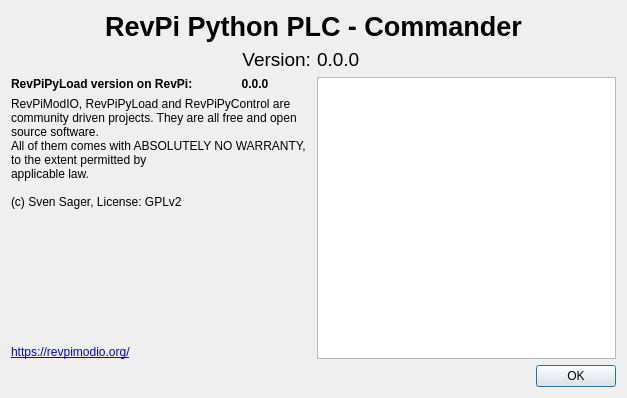
First picture: the form in ui_dev/revpiinfo.ui, repository naruxde/revpicommander, before the edit.
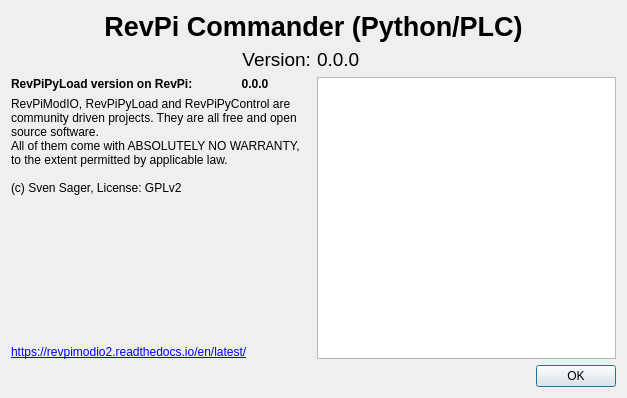
Second picture: the form after the edit.

What changed in the file:
```diff
--- a/ui_dev/revpiinfo.ui
+++ b/ui_dev/revpiinfo.ui
@@ -24,7 +24,7 @@
       </font>
      </property>
      <property name="text">
-      <string>RevPi Python PLC - Commander</string>
+      <string>RevPi Commander (Python/PLC)</string>
      </property>
      <property name="alignment">
       <set>Qt::AlignCenter</set>
@@ -114,8 +114,7 @@
      </property>
      <property name="text">
       <string>RevPiModIO, RevPiPyLoad and RevPiPyControl are community driven projects. They are all free and open source software.
-All of them comes with ABSOLUTELY NO WARRANTY, to the extent permitted by
-applicable law.
+All of them come with ABSOLUTELY NO WARRANTY, to the extent permitted by applicable law.
 
 (c) Sven Sager, License: GPLv2</string>
      </property>
@@ -140,7 +139,7 @@
    <item row="6" column="0" colspan="2">
     <widget class="QLabel" name="lbl_link">
      <property name="text">
-      <string notr="true">&lt;html&gt;&lt;head/&gt;&lt;body&gt;&lt;p&gt;&lt;a href=&quot;https://revpimodio.org/&quot;&gt;&lt;span style=&quot; text-decoration: underline; color:#0000ff;&quot;&gt;https://revpimodio.org/&lt;/span&gt;&lt;/a&gt;&lt;/p&gt;&lt;/body&gt;&lt;/html&gt;</string>
+      <string notr="true">&lt;html&gt;&lt;head/&gt;&lt;body&gt;&lt;p&gt;&lt;a href=&quot;https://revpimodio2.readthedocs.io/en/latest/&quot;&gt;&lt;span style=&quot; text-decoration: underline; color:#0000ff;&quot;&gt;https://revpimodio2.readthedocs.io/en/latest/&lt;/span&gt;&lt;/a&gt;&lt;/p&gt;&lt;/body&gt;&lt;/html&gt;</string>
      </property>
      <property name="openExternalLinks">
       <bool>true</bool>
```
Left out of the diff: 2 changed lines with no effect on the pictures.
